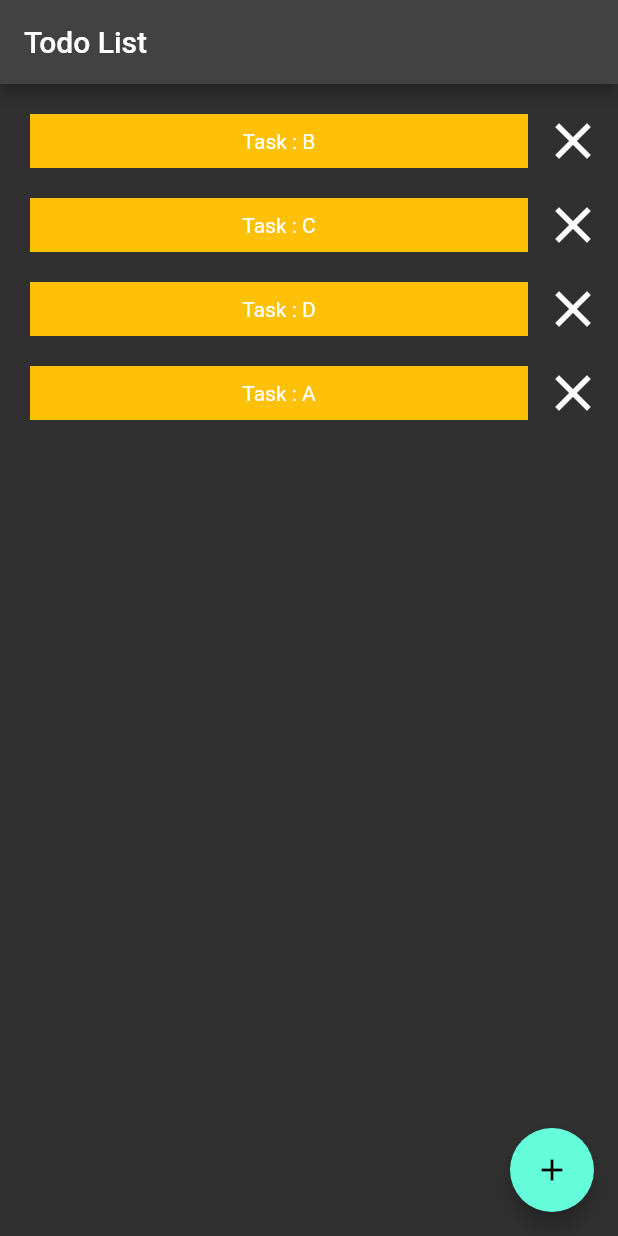
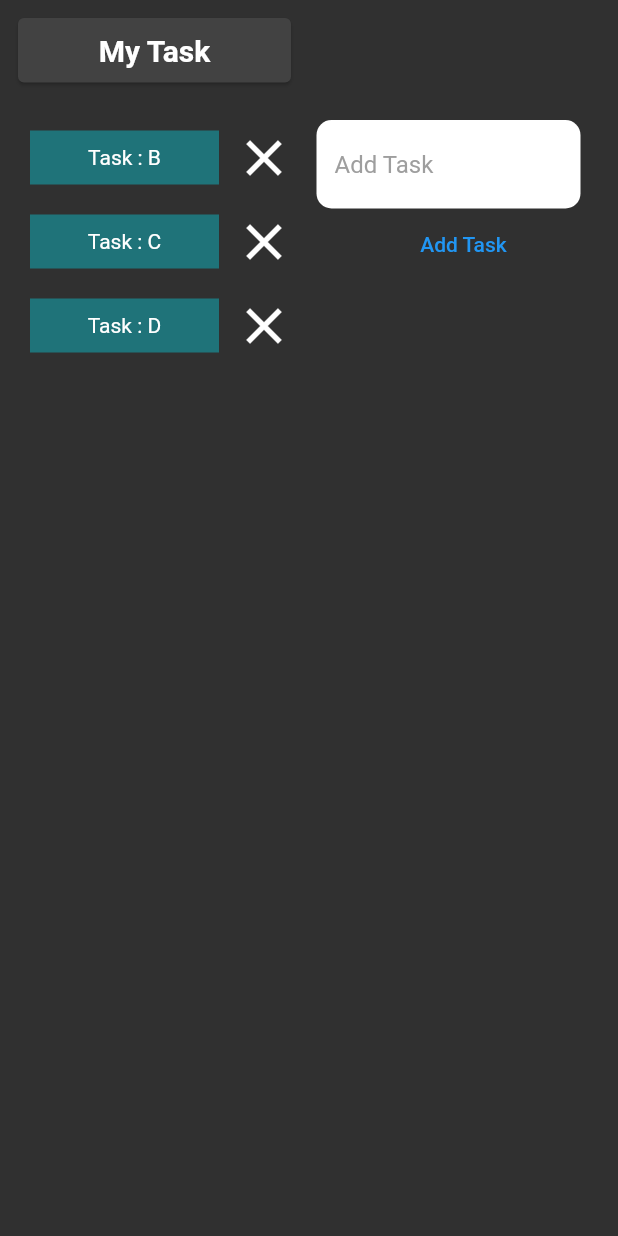
Before and after one commit to shafdev/flutter_todo_app, a Flutter app: the screen it shows after launch, after a tap on the "close" icon, on a phone screen of 412 x 824 dp. Run offline on Flutter 3.47's test engine with Material 2 defaults, Android fonts, the phone set to English and light mode, and no system bars; our stand-ins replace bloc, equatable, flutter_bloc.

Commit message:
pages_added_for_large_screen

```diff
--- /dev/null
+++ b/lib/large_screen.dart
@@ -0,0 +1,131 @@
+import 'package:flutter/material.dart';
+import 'package:flutter_bloc/flutter_bloc.dart';
+import 'package:todo_proj_1/large_screen_todo_add.dart';
+import 'package:todo_proj_1/todo_bloc.dart';
+
+class LargeHomePage extends StatefulWidget {
+  const LargeHomePage({Key? key}) : super(key: key);
+
+  @override
+  State<LargeHomePage> createState() => _LargeHomePageState();
+}
+
+class _LargeHomePageState extends State<LargeHomePage> {
+  final List<String> entries = <String>[
+    'A',
+    'B',
+    'C',
+    'D',
+  ];
+
+  @override
+  Widget build(BuildContext context) {
+    return BlocListener<TodoBloc, TodoState>(
+      listener: (context, state) {
+        if (state is TodoAddState) {
+          if (state.text.isNotEmpty) {
+            setState(() {
+              entries.add(state.text);
+            });
+          }
+        }
+        if (state is TodoDelState) {
+          setState(() {
+            entries.removeAt(state.index);
+          });
+        }
+      },
+      child: Scaffold(
+        body: SafeArea(
+          child: Row(
+            children: <Widget>[
+              Expanded(
+                child: Column(
+                  children: <Widget>[
+                    const TaskHeading(),
+                    ListView.builder(
+                      scrollDirection: Axis.vertical,
+                      padding: EdgeInsets.all(10),
+                      itemCount: entries.length,
+                      shrinkWrap: true,
+                      itemBuilder: (BuildContext context, int index) {
+                        return TodoCard(
+                          ///delete button
+                          onPress: () {
+                            context.read<TodoBloc>().add(
+                                  TodoDelEvent(
+                                      index: index, dateTime: DateTime.now()),
+                                );
+                          },
+                          entries: entries,
+                          index: index,
+                        );
+                      },
+                    ),
+                  ],
+                ),
+              ),
+              Expanded(child: AddTaskPage()),
+            ],
+          ),
+        ),
+      ),
+    );
+  }
+}
+
+class TaskHeading extends StatelessWidget {
+  const TaskHeading({Key? key}) : super(key: key);
+
+  @override
+  Widget build(BuildContext context) {
+    return Container(
+      padding: EdgeInsets.all(8.0),
+      width: double.infinity,
+      child: const Card(
+          child: Padding(
+        padding: EdgeInsets.all(10.0),
+        child: Text(
+          'My Task',
+          style: TextStyle(fontSize: 20, fontWeight: FontWeight.bold),
+          textAlign: TextAlign.center,
+        ),
+      )),
+    );
+  }
+}
+
+class TodoCard extends StatelessWidget {
+  // const TodoCard({Key? key}) : super(key: key);
+  TodoCard({this.entries, this.index, this.onPress});
+
+  final VoidCallback? onPress;
+  final entries;
+  final index;
+
+  @override
+  Widget build(BuildContext context) {
+    return Row(
+      children: [
+        Expanded(
+          child: Container(
+            // height: 50,
+            margin: const EdgeInsets.all(10),
+            // color: Colors.amber[colorCodes[index]],
+            color: const Color.fromARGB(255, 31, 115, 121),
+            child: Padding(
+              padding: const EdgeInsets.all(10),
+              child: Center(child: Text('Task : ${entries[index]}')),
+            ),
+          ),
+        ),
+        GestureDetector(
+            onTap: onPress,
+            child: const Icon(
+              Icons.close,
+              size: 40,
+            )),
+      ],
+    );
+  }
+}
--- /dev/null
+++ b/lib/large_screen_todo_add.dart
@@ -0,0 +1,68 @@
+import 'package:flutter/material.dart';
+import 'package:flutter_bloc/flutter_bloc.dart';
+import 'package:todo_proj_1/todo_bloc.dart';
+
+class AddTaskPage extends StatefulWidget {
+  @override
+  State<AddTaskPage> createState() => _AddTaskPageState();
+}
+
+class _AddTaskPageState extends State<AddTaskPage> {
+  final addController = TextEditingController();
+  String? task;
+
+  @override
+  Widget build(BuildContext context) {
+    return BlocListener<TodoBloc, TodoState>(
+      listener: (context, state) {
+        if (state is TodoAddState) {
+          print('in block listener');
+          // Navigator.pop(context);
+        }
+      },
+      child: Column(
+        // crossAxisAlignment: CrossAxisAlignment.center,
+        // mainAxisAlignment: MainAxisAlignment.center,
+        children: [
+          Container(
+            child: Padding(
+              padding: const EdgeInsets.fromLTRB(5, 80, 25, 0),
+              child: TextField(
+                controller: addController,
+                style: const TextStyle(
+                  color: Colors.black,
+                ),
+                decoration: InputDecoration(
+                  filled: true,
+                  fillColor: Colors.white,
+                  hintText: 'Add Task',
+                  hintStyle: const TextStyle(
+                    color: Colors.grey,
+                  ),
+                  border: OutlineInputBorder(
+                    borderRadius: BorderRadius.circular(10),
+                    borderSide: BorderSide.none,
+                  ),
+                ),
+              ),
+            ),
+          ),
+          TextButton(
+              onPressed: () {
+                // print('test :${addController.text}');
+                context.read<TodoBloc>().add(TodoAddEvent(
+                    text: addController.text, dateTime: DateTime.now()));
+                //for unfocusing the keyboard
+                FocusScopeNode currentFocus = FocusScope.of(context);
+                if (!currentFocus.hasPrimaryFocus) {
+                  currentFocus.unfocus();
+                }
+                //clearing the textfield
+                addController.clear();
+              },
+              child: Text('Add Task')),
+        ],
+      ),
+    );
+  }
+}
--- a/lib/main.dart
+++ b/lib/main.dart
@@ -2,6 +2,7 @@ import 'package:flutter/material.dart';
 import 'package:flutter_bloc/flutter_bloc.dart';
 import 'package:todo_proj_1/todo_bloc.dart';
 import 'home_page.dart';
+import 'package:todo_proj_1/large_screen.dart';
 
 void main() {
   runApp(BlocProvider<TodoBloc>(
@@ -19,7 +20,7 @@ class MyApp extends StatelessWidget {
     return MaterialApp(
       title: 'Flutter Demo',
       theme: ThemeData.dark(),
-      home: HomePage(),
+      home: LargeHomePage(),
     );
   }
 }
```
